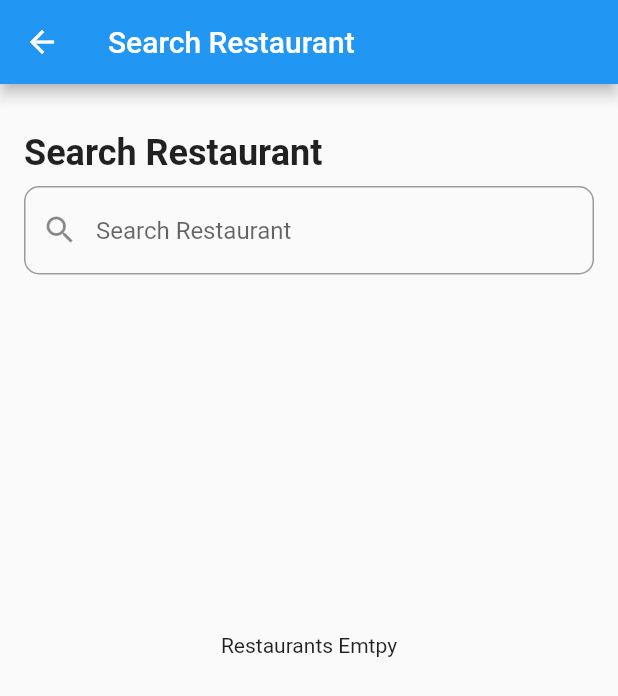
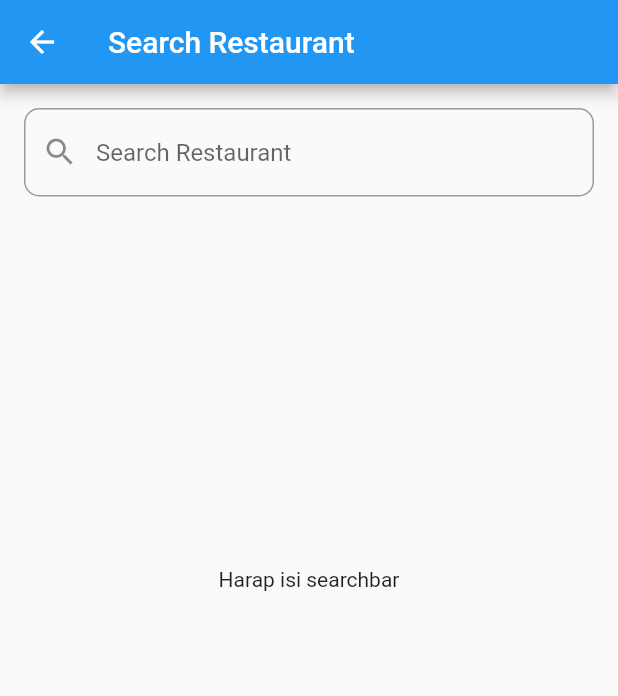
Before and after one commit to adrisabik/flutter_restaurant_app_api, a Flutter app: the screen it shows after launch, item 2 of the bottom bar chosen, after a tap on the "search" icon, on a phone screen of 412 x 824 dp. Shown: the top 696 px of the screen. Run offline on Flutter 3.47's test engine with Material 2 defaults, Android fonts, the phone set to English and light mode, and no system bars; our stand-ins replace sqflite; accounts and stored records are empty; network calls fail.

Commit message:
some fix

```diff
--- a/lib/screen/detail_page.dart
+++ b/lib/screen/detail_page.dart
@@ -35,13 +35,13 @@ class DetailPage extends StatelessWidget {
           } else if (state.state == ResultState.noData) {
             return const Center(
               child: Material(
-                child: Text("Data Kosong"),
+                child: Text("\nData Kosong"),
               ),
             );
           } else if (state.state == ResultState.error) {
             return const Center(
               child: Material(
-                child: Text("Periksa kembali koneksi internet anda"),
+                child: Text("\nPeriksa kembali koneksi internet anda"),
               ),
             );
           } else {
--- a/lib/screen/favourite_page.dart
+++ b/lib/screen/favourite_page.dart
@@ -12,7 +12,7 @@ class FavouritePage extends StatelessWidget {
   Widget build(BuildContext context) {
     return Scaffold(
       appBar: AppBar(
-        title: const Text('Restaurant Apps'),
+        title: const Text('Favorite Restaurants'),
         actions: <Widget>[
           Padding(
             padding: const EdgeInsets.only(right: 20.0),
@@ -35,23 +35,7 @@ class FavouritePage extends StatelessWidget {
 
   Widget _buildList(BuildContext context) {
     return SingleChildScrollView(
-      child: Column(
-        crossAxisAlignment: CrossAxisAlignment.stretch,
-        children: [
-          Container(
-            padding: const EdgeInsets.symmetric(
-              horizontal: 16.0,
-              vertical: 8.0
-            ),
-            child: const Text(
-              'Recommended restaurants for you',
-              style: TextStyle(
-                fontSize: 16,
-                color: Colors.grey,
-              ),
-            ),
-          ),
-          Consumer<DatabaseProvider>(
+      child: Consumer<DatabaseProvider>(
         builder: (context, state, _) {
           if (state.state == ResultState.loading) {
             return const Center(child: CircularProgressIndicator());
@@ -68,13 +52,13 @@ class FavouritePage extends StatelessWidget {
           } else if (state.state == ResultState.noData) {
             return const Center(
               child: Material(
-                    child: Text("Data Kosong"),
+                child: Text("\nData restoran favorit Kosong"),
               ),
             );
           } else if (state.state == ResultState.error) {
             return const Center(
               child: Material(
-                    child: Text("Periksa kembali koneksi internet anda"),
+                child: Text("\nPeriksa kembali koneksi internet anda"),
               ),
             );
           } else {
@@ -86,8 +70,6 @@ class FavouritePage extends StatelessWidget {
           }
         },
       )
-        ]
-      ),
     );
   }
 }
--- a/lib/screen/list_page.dart
+++ b/lib/screen/list_page.dart
@@ -66,13 +66,13 @@ class ListPage extends StatelessWidget {
               } else if (state.state == ResultState.noData) {
                 return const Center(
                   child: Material(
-                    child: Text("Data Kosong"),
+                    child: Text("\nData restoran Kosong"),
                   ),
                 );
               } else if (state.state == ResultState.error) {
                 return const Center(
                   child: Material(
-                    child: Text("Periksa kembali koneksi internet anda"),
+                    child: Text("\nPeriksa kembali koneksi internet anda"),
                   ),
                 );
               } else {
--- a/lib/screen/search_page.dart
+++ b/lib/screen/search_page.dart
@@ -33,14 +33,6 @@ class _SearchPageState extends State<SearchPage> {
           child: Column(
             crossAxisAlignment: CrossAxisAlignment.stretch,
             children: [
-              const SizedBox(height: 24),
-              const Text(
-                'Search Restaurant',
-                style: TextStyle(
-                  fontSize: 24.0,
-                  fontWeight: FontWeight.bold,
-                ),
-              ),
               const SizedBox(height: 8),
               TextField(
                 decoration: InputDecoration(
@@ -61,7 +53,7 @@ class _SearchPageState extends State<SearchPage> {
                   ? SizedBox(
                       height: size.height * 0.6,
                       child: const Center(
-                        child: Text('Restaurants Emtpy')
+                        child: Text('\nHarap isi searchbar')
                       )
                     )
                   : _build(context)
@@ -100,13 +92,13 @@ class _SearchPageState extends State<SearchPage> {
           } else if (state.state == ResultState.noData) {
             return const Center(
               child: Material(
-                child: Text("Restoran tidak ada"),
+                child: Text("\nRestoran tidak ada"),
               ),
             );
           } else if (state.state == ResultState.error) {
             return const Center(
               child: Material(
-                child: Text("Periksas kembali koneksi internet anda"),
+                child: Text("\nPeriksas kembali koneksi internet anda"),
               ),
             );
           } else {
```
Lines whose indentation alone changed are shown as unchanged.
